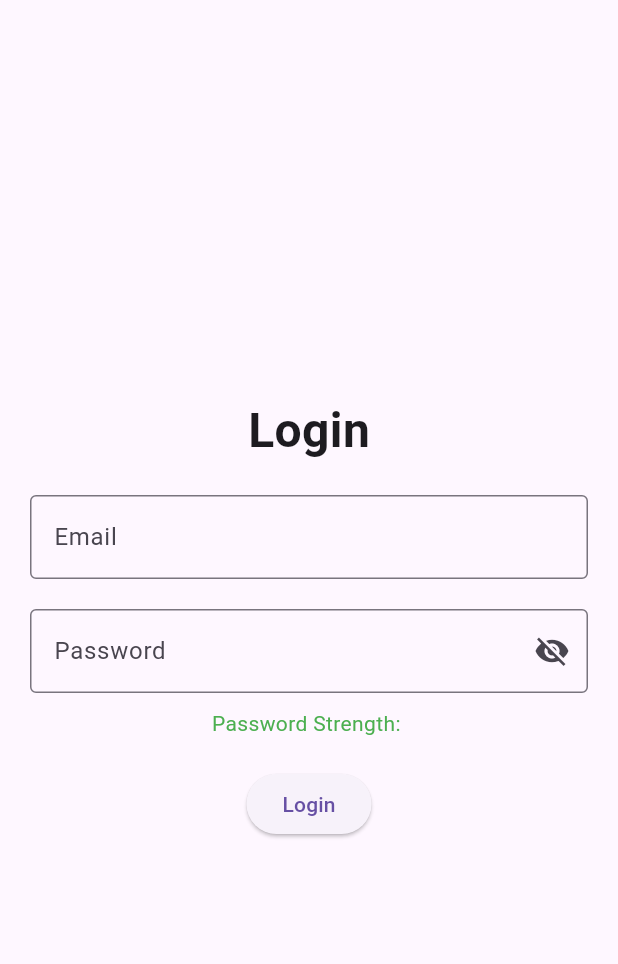
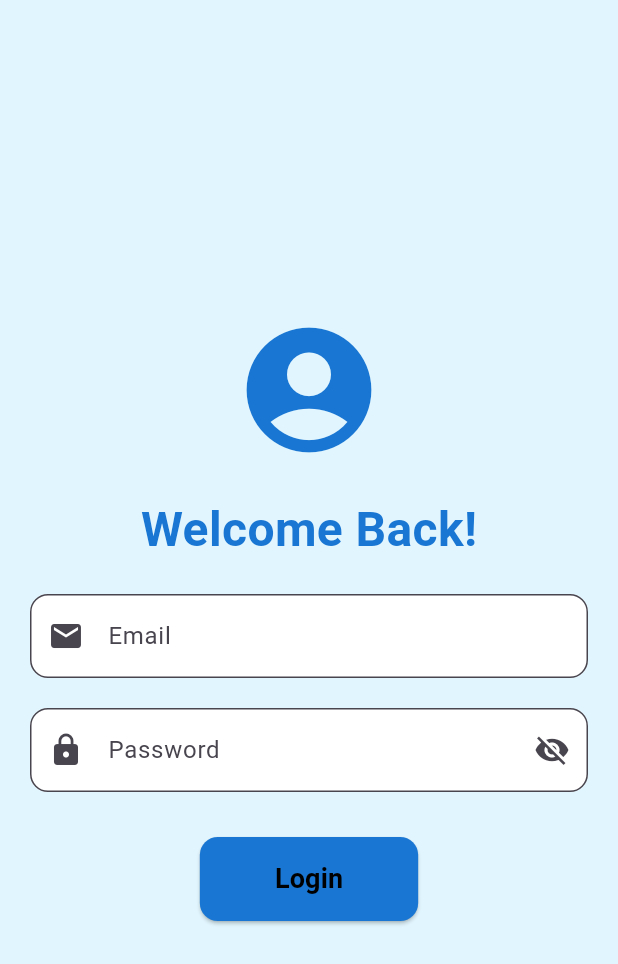
Before and after one commit to MahmoudKatr/kamona_kitchen, a Flutter app: the screen it shows after launch, on a phone screen of 412 x 824 dp. Shown: the top 964 px of the screen. Run offline on Flutter 3.47's test engine with Material 3 defaults, Android fonts, the phone set to English and light mode, and no system bars.

Commit message:
Improve Design

```diff
--- a/lib/main.dart
+++ b/lib/main.dart
@@ -12,6 +12,7 @@ class MyApp extends StatelessWidget {
       title: 'Login App',
       theme: ThemeData(
         primarySwatch: Colors.blue,
+        primaryColor: Colors.blue.shade700,
       ),
       home: LoginPage(),
     );
--- a/lib/screen/get_sectionList.dart
+++ b/lib/screen/get_sectionList.dart
@@ -5,10 +5,17 @@ class AllSectionList extends StatelessWidget {
   Widget build(BuildContext context) {
     return Scaffold(
       appBar: AppBar(
+        automaticallyImplyLeading: false, // This hides the back button
         title: Text('All Section List'),
+        centerTitle: true, // This centers the title text
       ),
       body: Center(
-        child: Text('Welcome to All Section List!'),
+        child: Column(
+          mainAxisAlignment: MainAxisAlignment.center, // Centers the content vertically
+          children: [
+            Text('Welcome to All Section List!'),
+          ],
+        ),
       ),
     );
   }
--- a/lib/screen/login.dart
+++ b/lib/screen/login.dart
@@ -10,23 +10,10 @@ class _LoginPageState extends State<LoginPage> {
   final TextEditingController _emailController = TextEditingController();
   final TextEditingController _passwordController = TextEditingController();
   bool _showPassword = false;
-  String _passwordStrength = "";
 
   void _togglePasswordVisibility() {
     setState(() {
       _showPassword = !_showPassword;
-    });
-  }
-
-  void _checkPasswordStrength(String password) {
-    setState(() {
-      if (password.length < 6) {
-        _passwordStrength = "Weak";
-      } else if (password.length < 10) {
-        _passwordStrength = "Medium";
-      } else {
-        _passwordStrength = "Strong";
-      }
     });
   }
 
@@ -47,17 +34,26 @@ class _LoginPageState extends State<LoginPage> {
   @override
   Widget build(BuildContext context) {
     return Scaffold(
+      backgroundColor: Colors.lightBlue.shade50,
       body: Center(
+        child: SingleChildScrollView(
           child: Padding(
             padding: const EdgeInsets.all(20.0),
             child: Column(
               mainAxisAlignment: MainAxisAlignment.center,
               children: [
+                Icon(
+                  Icons.account_circle,
+                  size: 100,
+                  color: Theme.of(context).primaryColor,
+                ),
+                SizedBox(height: 20),
                 Text(
-                'Login',
+                  'Welcome Back!',
                   style: TextStyle(
                     fontSize: 32,
                     fontWeight: FontWeight.bold,
+                    color: Theme.of(context).primaryColor,
                   ),
                 ),
                 SizedBox(height: 20),
@@ -65,17 +61,26 @@ class _LoginPageState extends State<LoginPage> {
                   controller: _emailController,
                   decoration: InputDecoration(
                     labelText: 'Email',
-                  border: OutlineInputBorder(),
+                    border: OutlineInputBorder(
+                      borderRadius: BorderRadius.circular(12.0),
+                    ),
+                    prefixIcon: Icon(Icons.email),
+                    filled: true,
+                    fillColor: Colors.white,
                   ),
                 ),
                 SizedBox(height: 20),
                 TextField(
                   controller: _passwordController,
                   obscureText: !_showPassword,
-                onChanged: _checkPasswordStrength,
                   decoration: InputDecoration(
                     labelText: 'Password',
-                  border: OutlineInputBorder(),
+                    border: OutlineInputBorder(
+                      borderRadius: BorderRadius.circular(12.0),
+                    ),
+                    prefixIcon: Icon(Icons.lock),
+                    filled: true,
+                    fillColor: Colors.white,
                     suffixIcon: IconButton(
                       icon: Icon(
                         _showPassword ? Icons.visibility : Icons.visibility_off,
@@ -84,23 +89,27 @@ class _LoginPageState extends State<LoginPage> {
                     ),
                   ),
                 ),
-              SizedBox(height: 10),
-              Text(
-                'Password Strength: $_passwordStrength',
-                style: TextStyle(
-                  color: _passwordStrength == "Weak"
-                      ? Colors.red
-                      : _passwordStrength == "Medium"
-                          ? Colors.orange
-                          : Colors.green,
+                SizedBox(height: 30),
+                ElevatedButton(
+                  onPressed: _login,
+                  style: ElevatedButton.styleFrom(
+                    backgroundColor: Colors.blue.shade700,
+                    padding: EdgeInsets.symmetric(horizontal: 50, vertical: 15),
+                    shape: RoundedRectangleBorder(
+                      borderRadius: BorderRadius.circular(12),
                     ),
                   ),
-              SizedBox(height: 20),
-              ElevatedButton(
-                onPressed: _login,
-                child: Text('Login'),
+                  child: Text(
+                    'Login',
+                    style: TextStyle(
+                      fontSize: 18,
+                      fontWeight: FontWeight.bold,
+                      color: Colors.black, // Changed to black color
+                    ),
+                  ),
                 ),
               ],
+            ),
           ),
         ),
       ),
```
Lines whose indentation alone changed are shown as unchanged.
